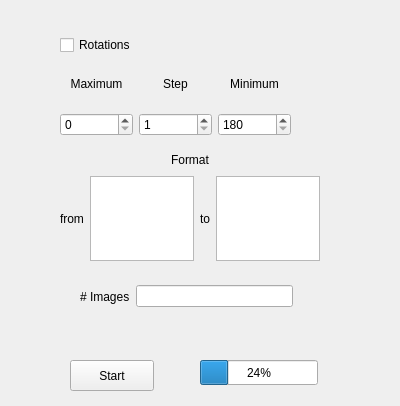
Above: interface.ui from glintec-education/ajustImage before the change. Below: the same form after it.
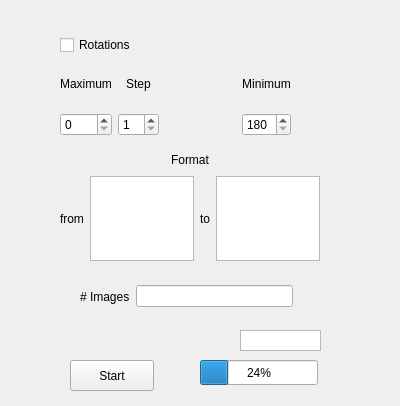
That is the form after the change.

Commit message: Activate #Imges and progresBar on GUI

Diff of the .ui file:
```diff
--- a/interface.ui
+++ b/interface.ui
@@ -116,7 +116,17 @@
     </item>
    </layout>
   </widget>
-  <widget class="QWidget" name="">
+  <widget class="QListWidget" name="listWidget">
+   <property name="geometry">
+    <rect>
+     <x>240</x>
+     <y>330</y>
+     <width>81</width>
+     <height>21</height>
+    </rect>
+   </property>
+  </widget>
+  <widget class="QWidget" name="layoutWidget">
    <property name="geometry">
     <rect>
      <x>60</x>
@@ -189,6 +199,19 @@
         </item>
        </layout>
       </item>
+      <item>
+       <spacer name="horizontalSpacer_3">
+        <property name="orientation">
+         <enum>Qt::Horizontal</enum>
+        </property>
+        <property name="sizeHint" stdset="0">
+         <size>
+          <width>40</width>
+          <height>20</height>
+         </size>
+        </property>
+       </spacer>
+      </item>
       <item>
        <layout class="QVBoxLayout" name="verticalLayout_2">
         <item>
@@ -217,7 +240,7 @@
     </item>
    </layout>
   </widget>
-  <widget class="QWidget" name="">
+  <widget class="QWidget" name="layoutWidget">
    <property name="geometry">
     <rect>
      <x>80</x>
```
The commit also changes 3 other files.
